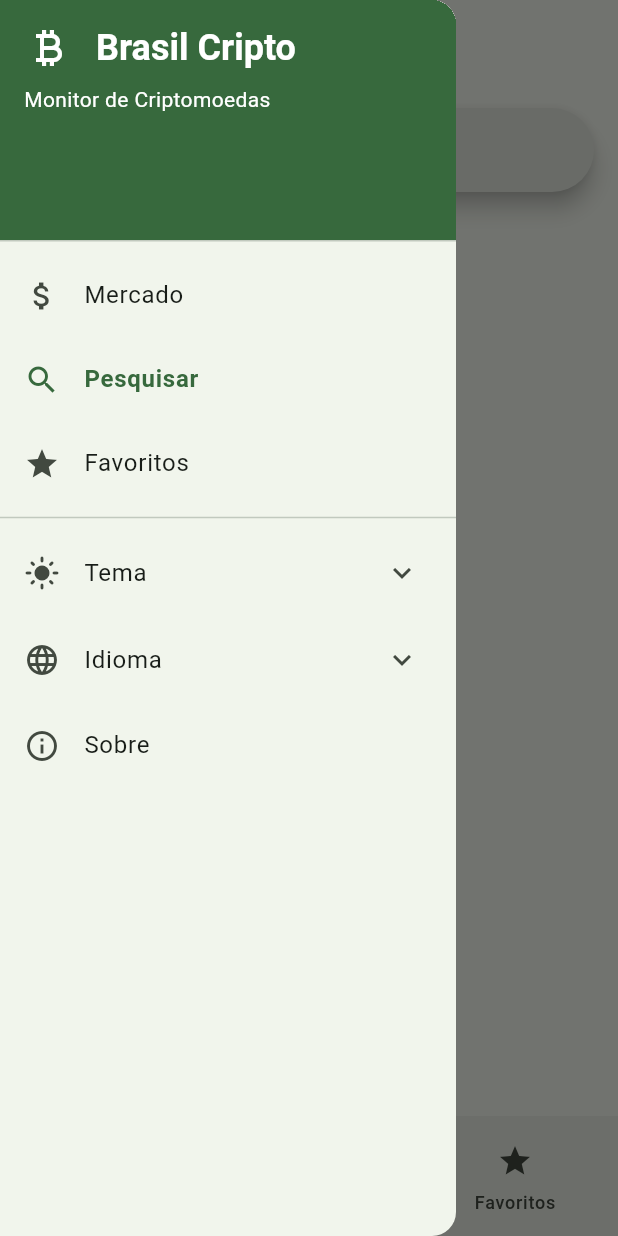
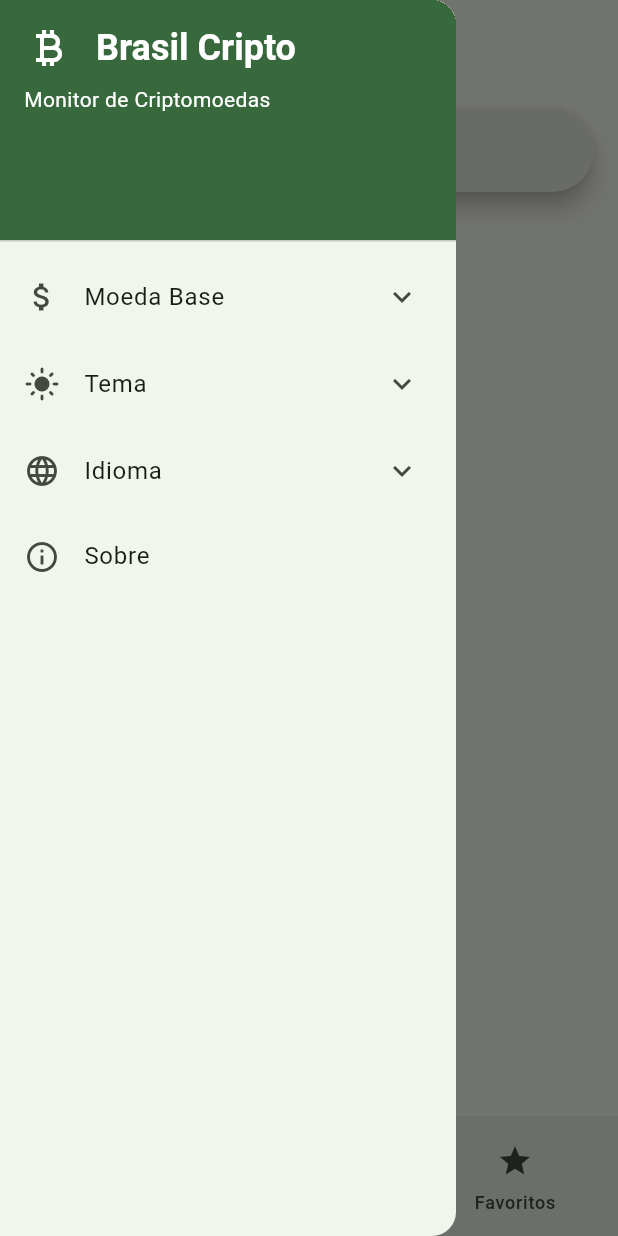
Before and after one commit to Patrickalvares/brasil_cripto, a Flutter app: the screen it shows after launch, item 2 of the bottom bar chosen, with the side drawer open, on a phone screen of 412 x 824 dp. Run offline on Flutter 3.47's test engine with Material 3 defaults, Android fonts, the phone set to English and light mode, and no system bars; our stand-ins replace cached_network_image, dio, easy_localization, fl_chart, flutter_screenutil, get_it and 2 more; network calls fail.

Commit message:
poder escolher a moeda de referencia

```diff
--- a/lib/core/common_widgets/custom_app_bar.dart
+++ b/lib/core/common_widgets/custom_app_bar.dart
@@ -1,6 +1,7 @@
 import 'package:easy_localization/easy_localization.dart';
 import 'package:flutter/material.dart';
 
+import '../services/currency_provider.dart';
 import '../services/injections.dart';
 import '../services/locale_provider.dart';
 import '../services/theme_provider.dart';
@@ -29,12 +30,13 @@ class AppDrawer extends StatelessWidget {
   Widget build(BuildContext context) {
     final themeProvider = i<ThemeProvider>();
     final localeProvider = i<LocaleProvider>();
+    final currencyProvider = i<CurrencyProvider>();
 
     return Drawer(
       child: Column(
         children: [
           _buildDrawerHeader(context),
-          _buildDrawerBody(context, themeProvider, localeProvider),
+          _buildDrawerBody(context, themeProvider, localeProvider, currencyProvider),
         ],
       ),
     );
@@ -79,33 +81,13 @@ class AppDrawer extends StatelessWidget {
     BuildContext context,
     ThemeProvider themeProvider,
     LocaleProvider localeProvider,
+    CurrencyProvider currencyProvider,
   ) {
     return Expanded(
       child: ListView(
         padding: EdgeInsets.zero,
         children: [
-          _buildNavigationTile(
-            context: context,
-            icon: Icons.attach_money,
-            title: 'market'.tr(),
-            isSelected: selectedOption == 'market'.tr(),
-            onTap: () => _navigateToScreen(context, 0),
-          ),
-          _buildNavigationTile(
-            context: context,
-            icon: Icons.search,
-            title: 'search'.tr(),
-            isSelected: selectedOption == 'search'.tr(),
-            onTap: () => _navigateToScreen(context, 1),
-          ),
-          _buildNavigationTile(
-            context: context,
-            icon: Icons.star,
-            title: 'favorites'.tr(),
-            isSelected: selectedOption == 'favorites'.tr(),
-            onTap: () => _navigateToScreen(context, 2),
-          ),
-          const Divider(),
+          _buildCurrencySwitcher(context, currencyProvider),
           _buildThemeSwitcher(context, themeProvider),
           _buildLanguageSwitcher(context, localeProvider),
           _buildNavigationTile(
@@ -117,6 +99,50 @@ class AppDrawer extends StatelessWidget {
           ),
         ],
       ),
+    );
+  }
+
+  Widget _buildCurrencySwitcher(BuildContext context, CurrencyProvider currencyProvider) {
+    return ValueListenableBuilder(
+      valueListenable: currencyProvider,
+      builder: (_, __, ___) {
+        return ExpansionTile(
+          leading: const Icon(Icons.attach_money),
+          title: Text('Moeda Base'),
+          children: [
+            RadioListTile<String>(
+              title: const Text('Real Brasileiro (R\$)'),
+              value: 'brl',
+              groupValue: currencyProvider.currency,
+              onChanged: (String? currency) {
+                if (currency != null) {
+                  currencyProvider.setCurrency(currency);
+                }
+              },
+            ),
+            RadioListTile<String>(
+              title: const Text('Dólar Americano (\$)'),
+              value: 'usd',
+              groupValue: currencyProvider.currency,
+              onChanged: (String? currency) {
+                if (currency != null) {
+                  currencyProvider.setCurrency(currency);
+                }
+              },
+            ),
+            RadioListTile<String>(
+              title: const Text('Euro (€)'),
+              value: 'eur',
+              groupValue: currencyProvider.currency,
+              onChanged: (String? currency) {
+                if (currency != null) {
+                  currencyProvider.setCurrency(currency);
+                }
+              },
+            ),
+          ],
+        );
+      },
     );
   }
 
--- /dev/null
+++ b/lib/core/services/currency_provider.dart
@@ -0,0 +1,74 @@
+import 'package:flutter/foundation.dart';
+import 'package:shared_preferences/shared_preferences.dart';
+
+/// Provider para gerenciar a moeda base utilizada na exibição dos preços.
+class CurrencyProvider extends ChangeNotifier implements ValueListenable<String> {
+  static const String _prefsKey = 'selected_currency';
+
+  String _currency = 'brl'; // Valor padrão: Real brasileiro
+
+  @override
+  String get value => _currency;
+
+  String get currency => _currency;
+
+  /// Mapa com as moedas disponíveis e seus símbolos
+  static const Map<String, String> availableCurrencies = {
+    'usd': '\$', // Dólar americano
+    'brl': 'R\$', // Real brasileiro
+    'eur': '€', // Euro
+  };
+
+  /// Obtém o símbolo da moeda atual
+  String get currencySymbol => availableCurrencies[_currency] ?? '\$';
+
+  /// Construtor que carrega a moeda salva nas preferências
+  CurrencyProvider() {
+    _loadSavedCurrency();
+  }
+
+  /// Carrega a moeda salva nas preferências
+  Future<void> _loadSavedCurrency() async {
+    try {
+      final prefs = await SharedPreferences.getInstance();
+      final savedCurrency = prefs.getString(_prefsKey);
+
+      if (savedCurrency != null && availableCurrencies.containsKey(savedCurrency)) {
+        _currency = savedCurrency;
+        notifyListeners();
+      }
+    } catch (e) {
+      // Em caso de erro, mantém a moeda padrão
+    }
+  }
+
+  /// Define a moeda a ser utilizada
+  Future<void> setCurrency(String currency) async {
+    if (!availableCurrencies.containsKey(currency)) {
+      return;
+    }
+
+    _currency = currency;
+
+    try {
+      final prefs = await SharedPreferences.getInstance();
+      await prefs.setString(_prefsKey, currency);
+    } catch (e) {
+      // Erro ao salvar, mas mantém o valor em memória
+    }
+
+    notifyListeners();
+  }
+
+  /// Formata um valor para a moeda atual
+  String formatCurrency(num value) {
+    if (value == 0) return '${currencySymbol}0.00';
+
+    final formattedValue =
+        value < 1 && value > 0
+            ? value.toStringAsFixed(6) // Mais casas decimais para valores muito pequenos
+            : value.toStringAsFixed(2); // 2 casas decimais para valores normais
+
+    return '$currencySymbol$formattedValue';
+  }
+}
--- a/lib/core/services/injections.dart
+++ b/lib/core/services/injections.dart
@@ -10,6 +10,7 @@ import '../../features/market/market_viewmodel.dart';
 import '../../features/search/search_viewmodel.dart';
 import 'api_service.dart';
 import 'cache_service.dart';
+import 'currency_provider.dart';
 import 'locale_provider.dart';
 import 'storage_service.dart';
 import 'theme_provider.dart';
@@ -25,6 +26,7 @@ void setupInjections() {
   // Providers
   i.registerLazySingleton<ThemeProvider>(() => ThemeProvider());
   i.registerLazySingleton<LocaleProvider>(() => LocaleProvider());
+  i.registerLazySingleton<CurrencyProvider>(() => CurrencyProvider());
 
   // Data sources
   i.registerLazySingleton<ICoinDataSource>(() => CoinDataSourceImpl(i<ApiService>()));
--- a/lib/data/repositories/coin_repository_impl.dart
+++ b/lib/data/repositories/coin_repository_impl.dart
@@ -1,3 +1,5 @@
+import 'package:brasil_cripto/core/constants/api_constants.dart';
+
 import '../../core/services/storage_service.dart';
 import '../../domain/entities/coin.dart';
 import '../../domain/entities/coin_detail.dart';
@@ -12,7 +14,7 @@ class CoinRepositoryImpl implements ICoinRepository {
 
   @override
   Future<List<Coin>> getCoins({
-    String currency = 'usd',
+    String currency = ApiConstants.defaultCurrency,
     int page = 1,
     int perPage = 20,
     bool sparkline = false,
--- a/lib/domain/repositories/coin_repository.dart
+++ b/lib/domain/repositories/coin_repository.dart
@@ -1,9 +1,11 @@
+import 'package:brasil_cripto/core/constants/api_constants.dart';
+
 import '../entities/coin.dart';
 import '../entities/coin_detail.dart';
 
 abstract class ICoinRepository {
   Future<List<Coin>> getCoins({
-    String currency = 'usd',
+    String currency = ApiConstants.defaultCurrency,
     int page = 1,
     int perPage = 20,
     bool sparkline = false,
--- a/pubspec.yaml
+++ b/pubspec.yaml
@@ -14,7 +14,7 @@ dependencies:
   cupertino_icons: ^1.0.8
   dio: ^5.4.0
   get_it: ^7.6.7
-  shared_preferences: ^2.2.2
+  shared_preferences: ^2.5.3
   fl_chart: ^0.66.2
   shimmer: ^3.0.0
   cached_network_image: ^3.3.1
```
Also changed, not shown: lib/features/coin_detail/coin_detail_viewmodel.dart (+22 -1 lines), lib/features/market/market_viewmodel.dart (+23 -2 lines).
